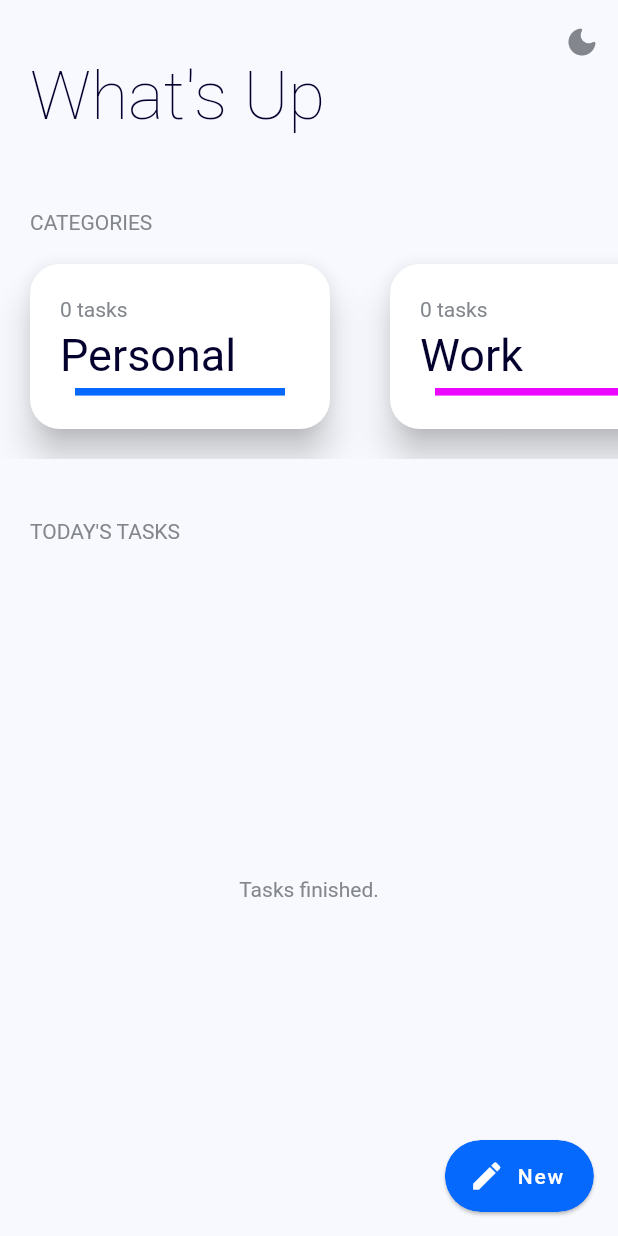
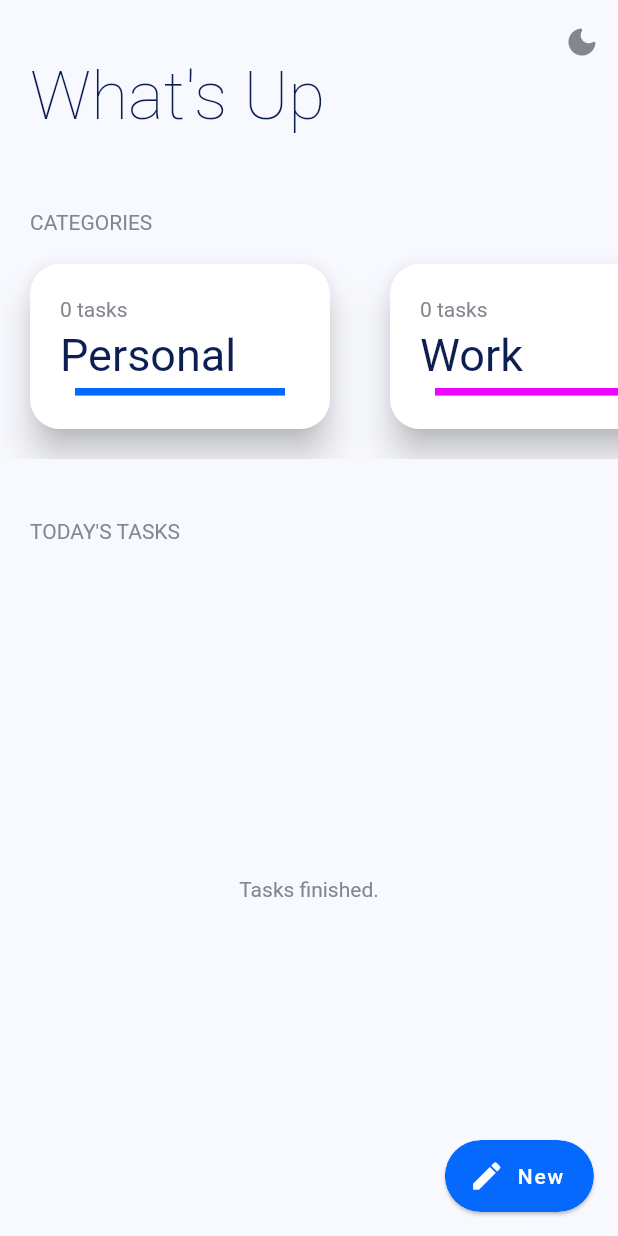
Before and after one commit to Perniciosius/ToDo, a Flutter app: the screen it shows after launch, on a phone screen of 412 x 824 dp. Run offline on Flutter 3.47's test engine with Material 2 defaults, Android fonts, the phone set to English and light mode, and no system bars; drawn by our look-alikes of percent_indicator; our stand-ins replace shared_preferences, sqflite; accounts and stored records are empty.

Commit message:
change light theme text color

```diff
--- a/lib/utils/constants.dart
+++ b/lib/utils/constants.dart
@@ -19,7 +19,7 @@
 
 const Color lightBackgroundColor = Color(0xFFF8F9FE);
 const Color lightListItemColor = Color(0xFFFFFFFF);
-const Color lightTextColor = Color(0xFF03002E);
+const Color lightTextColor = Color(0xFF0D1E53);
 const Color lightButtonColor = Color(0xFF0669FD);
 
 const Color secondaryTextColor = Color(0xFF83878D);
```
